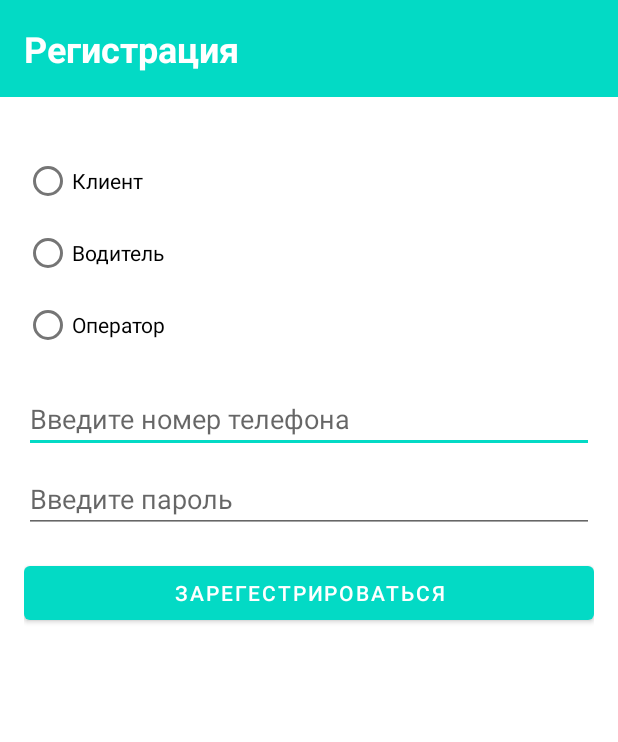
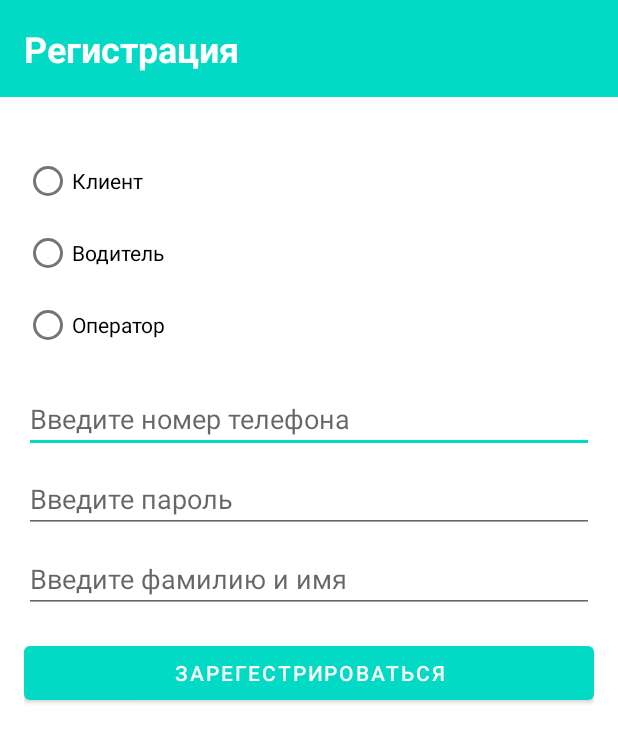
Before and after one commit to D1le1/Route-Ordering-App, an Android app: the RegisterActivity screen opened directly, with no data from a screen before it, on a phone screen of 412 x 824 dp. Shown: the top 742 px of the screen. Run offline under Robolectric (Android 15) with nearby library versions, the phone set to English and light mode, and no system bars.

Commit message:
Start Work With Register

```diff
--- a/BusIk/app/src/main/java/com/example/busik/RegisterActivity.java
+++ b/BusIk/app/src/main/java/com/example/busik/RegisterActivity.java
@@ -2,13 +2,28 @@ package com.example.busik;
 
 import android.content.Intent;
 import android.os.Bundle;
+import android.util.Log;
 import android.widget.Button;
+import android.widget.EditText;
+import android.widget.RadioButton;
+import android.widget.RadioGroup;
 
 import androidx.appcompat.app.AppCompatActivity;
+
+import com.example.busik.servertasks.RegisterTask;
 
 public class RegisterActivity extends AppCompatActivity {
 
     private Button register;
+
+    private RadioGroup radioGroup;
+    private RadioButton client;
+    private RadioButton driver;
+    private RadioButton operator;
+
+    private EditText login;
+    private EditText password;
+    private EditText userName;
 
     @Override
     protected void onCreate(Bundle savedInstanceState) {
@@ -17,10 +32,29 @@ public class RegisterActivity extends AppCompatActivity {
 
         fillLayout();
 
+        register.setOnClickListener(v -> {
+            RadioButton radioButton = findViewById(radioGroup.getCheckedRadioButtonId());
+            if(radioButton != null)
+            {
+                new RegisterTask(this).execute(
+                        login.getText().toString(),
+                        AuthActivity.hashPassword(password.getText().toString()),
+                        userName.getText().toString(),
+                        radioButton.getTag().toString()
+                );
+            }
+
+        });
+
     }
 
     private void fillLayout()
     {
+        register = findViewById(R.id.register_button);
+        radioGroup = findViewById(R.id.role_radio_group);
+        login = findViewById(R.id.username_edit_text);
+        password = findViewById(R.id.password_edit_text);
+        userName = findViewById(R.id.user_name);
     }
 
 }
--- a/BusIk/app/src/main/res/layout/activity_register.xml
+++ b/BusIk/app/src/main/res/layout/activity_register.xml
@@ -32,18 +32,21 @@
             <RadioButton
                 android:id="@+id/client_radio_button"
                 android:layout_width="match_parent"
+                android:tag="1"
                 android:layout_height="wrap_content"
                 android:text="@string/client_role" />
 
             <RadioButton
                 android:id="@+id/driver_radio_button"
                 android:layout_width="match_parent"
+                android:tag="2"
                 android:layout_height="wrap_content"
                 android:text="@string/driver_role" />
 
             <RadioButton
                 android:id="@+id/operator_radio_button"
                 android:layout_width="match_parent"
+                android:tag="3"
                 android:layout_height="wrap_content"
                 android:text="@string/operator_role" />
 
@@ -69,6 +72,16 @@
             android:maxLines="1"
             android:singleLine="true" />
 
+        <EditText
+            android:id="@+id/user_name"
+            android:layout_width="match_parent"
+            android:layout_height="wrap_content"
+            android:layout_marginTop="8dp"
+            android:hint="Введите фамилию и имя"
+            android:inputType="text"
+            android:maxLines="1"
+            android:singleLine="true" />
+
         <Button
             android:id="@+id/register_button"
             android:layout_width="match_parent"
@@ -76,5 +89,21 @@
             android:layout_marginTop="16dp"
             android:text="@string/register_text" />
 
+        <TextView
+            android:id="@+id/error"
+            android:layout_width="match_parent"
+            android:layout_height="wrap_content"
+            android:layout_alignParentTop="true"
+            android:layout_alignParentBottom="true"
+            android:layout_marginTop="0dp"
+            android:visibility="invisible"
+            android:layout_gravity="center"
+            android:gravity="center"
+            android:layout_marginBottom="70dp"
+            android:text="Не все поля заполнены"
+            android:textColor="@android:color/darker_gray"
+            android:textSize="24sp"
+            android:textStyle="bold" />
+
     </LinearLayout>
 </LinearLayout>
```
Also changed, not shown: BusIk/app/src/main/java/com/example/busik/servertasks/RegisterTask.java (added, +57 -0 lines), 5 other files.
